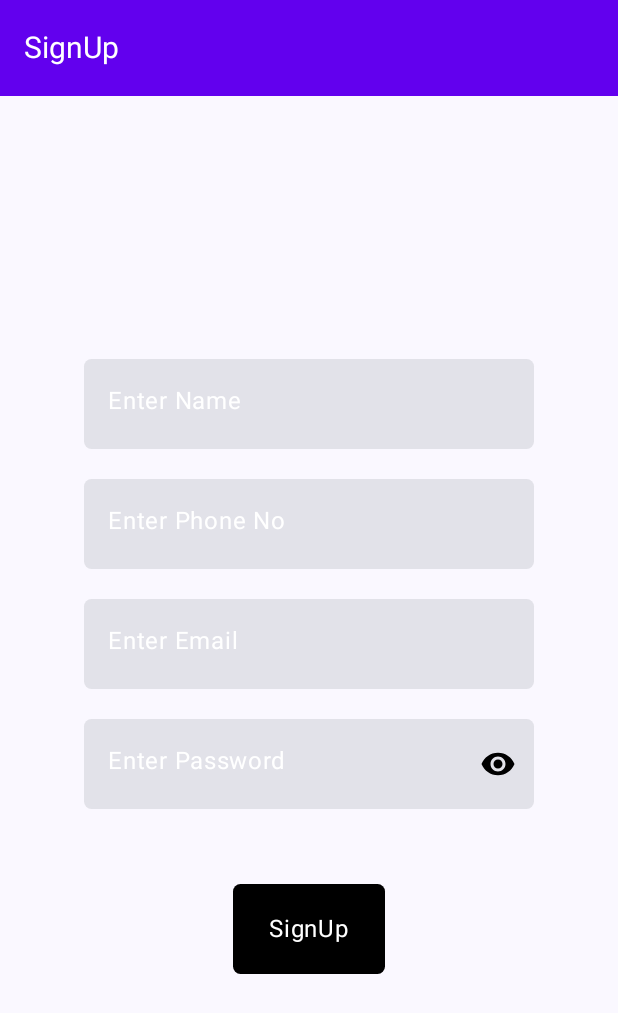
After one commit to aman2000jaiswal14/PayPlit, an Android app built with Jetpack Compose: the SignUpPage screen opened through its navigation route, on a phone screen of 412 x 824 dp. The commit adds this screen. Shown: the top 1013 px of the screen. Run offline under Robolectric (Android 15) with nearby library versions, the phone set to English and light mode, and no system bars.

Commit message:
Add Starter template for SignUp Page

```diff
--- /dev/null
+++ b/PayPlitApp/app/src/main/java/com/aman/payplit/GroupPage.kt
@@ -0,0 +1,33 @@
+package com.aman.payplit
+
+import androidx.compose.foundation.layout.Column
+import androidx.compose.foundation.layout.padding
+import androidx.compose.material3.ExperimentalMaterial3Api
+import androidx.compose.material3.Scaffold
+import androidx.compose.material3.Text
+import androidx.compose.material3.TopAppBar
+import androidx.compose.material3.TopAppBarDefaults
+import androidx.compose.runtime.Composable
+import androidx.compose.ui.Modifier
+import androidx.compose.ui.graphics.Color
+import androidx.compose.ui.res.colorResource
+import androidx.compose.ui.unit.sp
+import androidx.navigation.NavController
+
+@OptIn(ExperimentalMaterial3Api::class)
+@Composable
+fun GroupPage(navController: NavController){
+    Scaffold(
+        topBar = {
+            TopAppBar(title = { Text(text = "Groups", color = Color.White, fontSize = 20.sp)},
+                colors = TopAppBarDefaults.topAppBarColors(
+                    containerColor = colorResource(id = R.color.purple_500)
+                ))
+        },
+        content = {
+            Column(modifier = Modifier.padding(it)) {
+
+            }
+        }
+    )
+}
--- a/PayPlitApp/app/src/main/java/com/aman/payplit/LoginPage.kt
+++ b/PayPlitApp/app/src/main/java/com/aman/payplit/LoginPage.kt
@@ -1,18 +1,24 @@
 package com.aman.payplit
 
+import androidx.compose.foundation.isSystemInDarkTheme
 import androidx.compose.foundation.layout.Arrangement
 import androidx.compose.foundation.layout.Column
+import androidx.compose.foundation.layout.Row
 import androidx.compose.foundation.layout.Spacer
 import androidx.compose.foundation.layout.fillMaxSize
 import androidx.compose.foundation.layout.height
 import androidx.compose.foundation.layout.padding
 import androidx.compose.foundation.layout.size
+import androidx.compose.foundation.layout.width
+import androidx.compose.foundation.layout.wrapContentWidth
 import androidx.compose.foundation.shape.RoundedCornerShape
 import androidx.compose.foundation.text.KeyboardOptions
 import androidx.compose.material3.Button
+import androidx.compose.material3.ButtonDefaults
 import androidx.compose.material3.ExperimentalMaterial3Api
 import androidx.compose.material3.Icon
 import androidx.compose.material3.IconButton
+import androidx.compose.material3.MaterialTheme
 import androidx.compose.material3.Scaffold
 import androidx.compose.material3.Text
 import androidx.compose.material3.TextField
@@ -39,16 +45,17 @@ import androidx.navigation.NavController
 @OptIn(ExperimentalMaterial3Api::class)
 @Composable
 fun LoginPage(navController: NavController){
-    val userName = remember{
+    val userEmail = remember{
         mutableStateOf("")
     }
     val password = remember{
         mutableStateOf("")
     }
     val passwordVisible = remember { mutableStateOf(false) }
+    val isDarkTheme = isSystemInDarkTheme()
     Scaffold(
         topBar = {
-            TopAppBar(title = { Text(text = "Login Page", color = Color.White, fontSize = 20.sp) },
+            TopAppBar(title = { Text(text = "Login", color = Color.White, fontSize = 20.sp) },
                 colors = TopAppBarDefaults.topAppBarColors(
                     containerColor = colorResource(id = R.color.purple_500)
                 )
@@ -61,10 +68,10 @@ fun LoginPage(navController: NavController){
                 verticalArrangement = Arrangement.Center,
                 horizontalAlignment = Alignment.CenterHorizontally) {
 
-                TextField(value = userName.value, onValueChange ={
-                    userName.value = it
+                TextField(value = userEmail.value, onValueChange ={
+                    userEmail.value = it
                 },
-                    label = { Text(text = "Enter username")},
+                    label = { Text(text = "Enter email")},
                     colors = TextFieldDefaults.colors(
                         focusedLabelColor = Color.White,
                         unfocusedLabelColor = Color.White,
@@ -74,13 +81,14 @@ fun LoginPage(navController: NavController){
                     ),
                     modifier = Modifier.size(300.dp,60.dp),
                     textStyle = TextStyle(fontSize = 18.sp, color = Color.White),
-                    shape = RoundedCornerShape(5.dp)
+                    shape = RoundedCornerShape(5.dp),
+                    keyboardOptions = KeyboardOptions(keyboardType = KeyboardType.Email)
                 )
-                Spacer(modifier = Modifier.height(20.dp))
+                Spacer(modifier = Modifier.height(16.dp))
                 TextField(value = password.value, onValueChange ={
                     password.value = it
                 },
-                    label = { Text(text = "Enter username")},
+                    label = { Text(text = "Enter Password")},
                     colors = TextFieldDefaults.colors(
                         focusedLabelColor = Color.White,
                         unfocusedLabelColor = Color.White,
@@ -102,10 +110,50 @@ fun LoginPage(navController: NavController){
                             }
                         }
                 )
-                Spacer(modifier = Modifier.height(50.dp))
-                Button(onClick = { navController.navigate("LoginPage") }) {
-                    Text(text = "Login")
+
+                Spacer(modifier = Modifier.height(16.dp))
+                Row {
+                    Button(
+                        onClick = {navController.navigate("GroupPage")},
+                        modifier =
+                        Modifier
+                            .width(120.dp)
+                            .height(60.dp),
+                        colors = ButtonDefaults.buttonColors(
+                            containerColor = if (isDarkTheme) Color.White else Color.Black,
+                            contentColor = if (isDarkTheme) Color.Black else Color.White,
+                        ),
+                        shape = RoundedCornerShape(5.dp),
+                    ) {
+                        Text(
+                            text = "LogIn",
+                            style = MaterialTheme.typography.bodyLarge
+
+                        )
+                    }
+                    Spacer(modifier = Modifier.width(5.dp))
+                    Button(
+                        onClick = { navController.navigate("SignUpPage")},
+                        modifier =
+                        Modifier
+                            .width(120.dp)
+                            .height(60.dp),
+                        colors = ButtonDefaults.buttonColors(
+                            containerColor = if (isDarkTheme) Color.White else Color.Black,
+                            contentColor = if (isDarkTheme) Color.Black else Color.White,
+                        ),
+                        shape = RoundedCornerShape(5.dp),
+                    ) {
+                        Text(
+                            text = "SignUp",
+                            style = MaterialTheme.typography.bodyLarge,
+
+                        )
+                    }
                 }
+
+
+
 
             }
         }
--- a/PayPlitApp/app/src/main/java/com/aman/payplit/MainActivity.kt
+++ b/PayPlitApp/app/src/main/java/com/aman/payplit/MainActivity.kt
@@ -19,7 +19,6 @@ import com.aman.payplit.ui.theme.PayPlitTheme
 class MainActivity : ComponentActivity() {
     override fun onCreate(savedInstanceState: Bundle?) {
         super.onCreate(savedInstanceState)
-        Thread.sleep(2000L)
         enableEdgeToEdge()
         setContent {
             PayPlitTheme {
@@ -37,7 +36,14 @@ fun PayPlitNavigation(){
         composable(route = "LoginPage"){
             LoginPage(navController)
         }
+        composable(route = "SignUpPage"){
+            SignUpPage(navController)
+        }
+        composable(route = "GroupPage"){
+            GroupPage(navController)
+        }
     }
+
 }
 //@Preview(showBackground = true)
 //@Composable
--- /dev/null
+++ b/PayPlitApp/app/src/main/java/com/aman/payplit/SignUpPage.kt
@@ -0,0 +1,187 @@
+package com.aman.payplit
+
+import android.widget.ImageButton
+import androidx.compose.foundation.Image
+import androidx.compose.foundation.isSystemInDarkTheme
+import androidx.compose.foundation.layout.Arrangement
+import androidx.compose.foundation.layout.Column
+import androidx.compose.foundation.layout.Spacer
+import androidx.compose.foundation.layout.fillMaxHeight
+import androidx.compose.foundation.layout.fillMaxSize
+import androidx.compose.foundation.layout.height
+import androidx.compose.foundation.layout.heightIn
+import androidx.compose.foundation.layout.padding
+import androidx.compose.foundation.layout.size
+import androidx.compose.foundation.layout.wrapContentWidth
+import androidx.compose.foundation.shape.RoundedCornerShape
+import androidx.compose.foundation.text.KeyboardOptions
+import androidx.compose.material3.Button
+import androidx.compose.material3.ButtonColors
+import androidx.compose.material3.ButtonDefaults
+import androidx.compose.material3.ExperimentalMaterial3Api
+import androidx.compose.material3.Icon
+import androidx.compose.material3.IconButton
+import androidx.compose.material3.MaterialTheme
+import androidx.compose.material3.Scaffold
+import androidx.compose.material3.Text
+import androidx.compose.material3.TextField
+import androidx.compose.material3.TextFieldDefaults
+import androidx.compose.material3.TopAppBar
+import androidx.compose.material3.TopAppBarDefaults
+import androidx.compose.runtime.Composable
+import androidx.compose.runtime.mutableStateOf
+import androidx.compose.runtime.remember
+import androidx.compose.ui.Alignment
+import androidx.compose.ui.Modifier
+import androidx.compose.ui.graphics.Color
+import androidx.compose.ui.res.colorResource
+import androidx.compose.ui.res.painterResource
+import androidx.compose.ui.text.TextStyle
+import androidx.compose.ui.text.input.KeyboardType
+import androidx.compose.ui.text.input.PasswordVisualTransformation
+import androidx.compose.ui.text.input.VisualTransformation
+import androidx.compose.ui.unit.dp
+import androidx.compose.ui.unit.sp
+import androidx.core.text.isDigitsOnly
+import androidx.navigation.NavController
+
+@OptIn(ExperimentalMaterial3Api::class)
+@Composable
+fun SignUpPage(navController: NavController){
+    val userName = remember {
+        mutableStateOf("")
+    }
+    val userPhoneNo = remember {
+        mutableStateOf("")
+    }
+    val (userEmail, setUserEmail) = remember {
+        mutableStateOf("")
+    }
+    val password = remember{
+        mutableStateOf("")
+    }
+    val passwordVisible = remember {
+        mutableStateOf(false)
+    }
+    val (isEmailError, setIsEmailError) = remember { mutableStateOf(false) }
+    val emailRegex = Regex("^[A-Za-z0-9._%+-]+@[A-Za-z0-9.-]+\\.[A-Za-z]{2,4}$")
+    val isDarkTheme = isSystemInDarkTheme()
+    Scaffold(
+        topBar = {
+            TopAppBar(title = { Text(text = "SignUp", color = Color.White, fontSize = 20.sp) },
+                colors = TopAppBarDefaults.topAppBarColors(
+                    containerColor = colorResource(id = R.color.purple_500)
+                )
+            )
+        },
+        content = { paddingValue->
+            Column(modifier = Modifier
+                .fillMaxSize()
+                .padding(paddingValue),
+                verticalArrangement = Arrangement.Center,
+                horizontalAlignment = Alignment.CenterHorizontally) {
+
+                TextField(value = userName.value, onValueChange = {userName.value = it},
+                    label = { Text(text = "Enter Name")},
+                    modifier = Modifier.size(300.dp,60.dp),
+                    textStyle = TextStyle(fontSize = 18.sp, color = Color.White),
+                    shape = RoundedCornerShape(5.dp),
+                    colors = TextFieldDefaults.colors(
+                        focusedLabelColor = Color.White,
+                        unfocusedLabelColor = Color.White,
+                        focusedIndicatorColor = Color.Transparent,
+                        unfocusedIndicatorColor = Color.Transparent,
+                        focusedContainerColor = colorResource(id = R.color.purple_500)
+                    ))
+
+                Spacer(modifier = Modifier.height(20.dp))
+
+                TextField(value = userPhoneNo.value, onValueChange = { newValue->
+                    val filteredValue = newValue.filter{ it.isDigit() }
+                    userPhoneNo.value = filteredValue},
+                    label = { Text(text = "Enter Phone No")},
+                    modifier = Modifier.size(300.dp,60.dp),
+                    textStyle = TextStyle(fontSize = 18.sp, color = Color.White),
+                    shape = RoundedCornerShape(5.dp),
+                    colors = TextFieldDefaults.colors(
+                        focusedLabelColor = Color.White,
+                        unfocusedLabelColor = Color.White,
+                        focusedIndicatorColor = Color.Transparent,
+                        unfocusedIndicatorColor = Color.Transparent,
+                        focusedContainerColor = colorResource(id = R.color.purple_500)
+                    ),
+                    keyboardOptions = KeyboardOptions(keyboardType = KeyboardType.Number)
+                    )
+
+                Spacer(modifier = Modifier.height(20.dp))
+
+                TextField(value = userEmail, onValueChange = { emailValue ->
+                    setUserEmail(emailValue)
+                    setIsEmailError(!emailRegex.matches(emailValue))},
+                    label = { Text(text = "Enter Email")},
+                    modifier = Modifier.size(300.dp,60.dp),
+                    textStyle = TextStyle(fontSize = 18.sp, color = Color.White),
+                    shape = RoundedCornerShape(5.dp),
+                    isError = isEmailError,
+                    colors = TextFieldDefaults.colors(
+                        focusedLabelColor = Color.White,
+                        unfocusedLabelColor = Color.White,
+                        focusedIndicatorColor = Color.Transparent,
+                        unfocusedIndicatorColor = Color.Transparent,
+                        focusedContainerColor = colorResource(id = R.color.purple_500),
+                        errorContainerColor = Color.Red
+                    ),
+                    keyboardOptions = KeyboardOptions(keyboardType = KeyboardType.Email),
+                    trailingIcon = {
+                        if(isEmailError){
+                            Icon(painter = painterResource(id = R.drawable.ic_error), contentDescription = "Error", tint = MaterialTheme.colorScheme.error)
+                        }
+                    }
+                )
+                Spacer(modifier = Modifier.height(20.dp))
+                TextField(value = password.value, onValueChange = {password.value = it},
+                    label = { Text(text = "Enter Password")},
+                    modifier = Modifier.size(300.dp,60.dp),
+                    textStyle = TextStyle(fontSize = 18.sp, color = Color.White),
+                    shape = RoundedCornerShape(5.dp),
+                    colors = TextFieldDefaults.colors(
+                        focusedLabelColor = Color.White,
+                        unfocusedLabelColor = Color.White,
+                        focusedIndicatorColor = Color.Transparent,
+                        unfocusedIndicatorColor = Color.Transparent,
+                        focusedContainerColor = colorResource(id = R.color.purple_500)
+                    ),
+                    keyboardOptions = KeyboardOptions(keyboardType = KeyboardType.Password),
+                    visualTransformation = if(passwordVisible.value) VisualTransformation.None
+                        else PasswordVisualTransformation(),
+                            trailingIcon = {
+                                IconButton(onClick = { passwordVisible.value = !passwordVisible.value }) {
+                                    Image(painter = if(!passwordVisible.value) painterResource(id = R.drawable.ic_visibility)
+                                        else painterResource(id = R.drawable.ic_visibilityoff),
+                                        contentDescription ="Toggle password visibility" )
+                                }
+                            })
+
+                Spacer(modifier = Modifier.height(50.dp))
+                Button(
+                    onClick = {},
+                    modifier =
+                        Modifier.wrapContentWidth()
+                            .height(60.dp),
+                    colors = ButtonDefaults.buttonColors(
+                        containerColor = if (isDarkTheme) Color.White else Color.Black,
+                        contentColor = if (isDarkTheme) Color.Black else Color.White,
+                    ),
+                    shape = RoundedCornerShape(5.dp),
+                ) {
+                    Text(
+                        text = "SignUp",
+                        style = MaterialTheme.typography.bodyLarge,
+                    )
+                }
+
+
+
+            }
+        })
+}
--- /dev/null
+++ b/PayPlitApp/app/src/main/res/drawable/ic_error.xml
@@ -0,0 +1,5 @@
+<vector xmlns:android="http://schemas.android.com/apk/res/android" android:height="24dp" android:tint="#000000" android:viewportHeight="24" android:viewportWidth="24" android:width="24dp">
+
+    <path android:fillColor="@android:color/white" android:pathData="M12,2C6.48,2 2,6.48 2,12s4.48,10 10,10 10,-4.48 10,-10S17.52,2 12,2zM13,17h-2v-2h2v2zM13,13h-2L11,7h2v6z"/>
+
+</vector>
```
